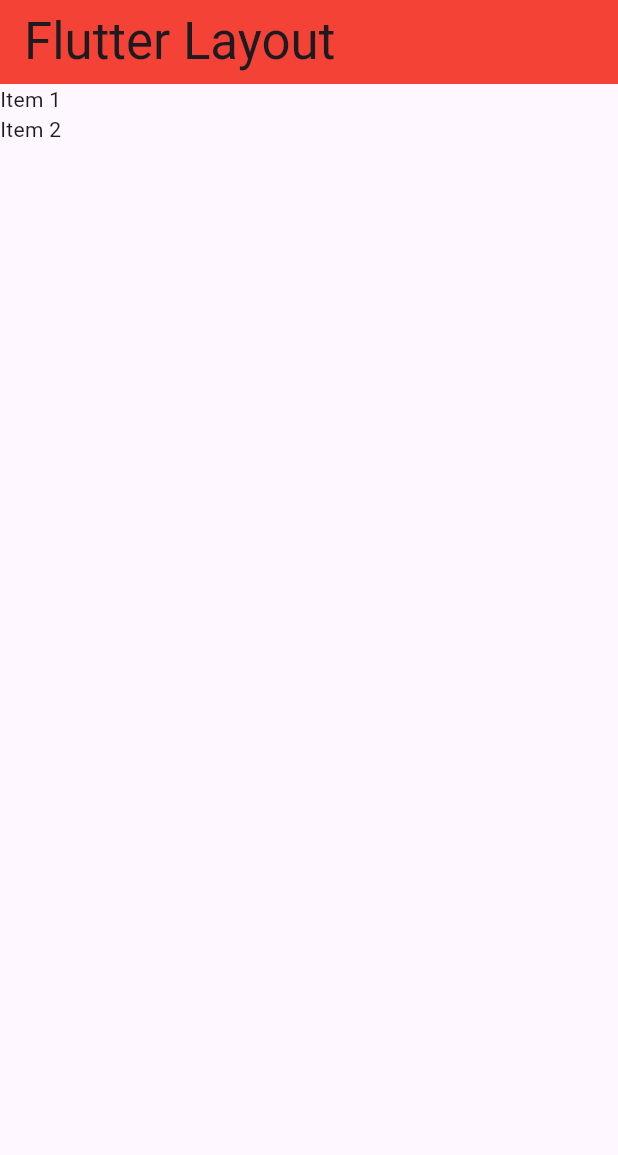
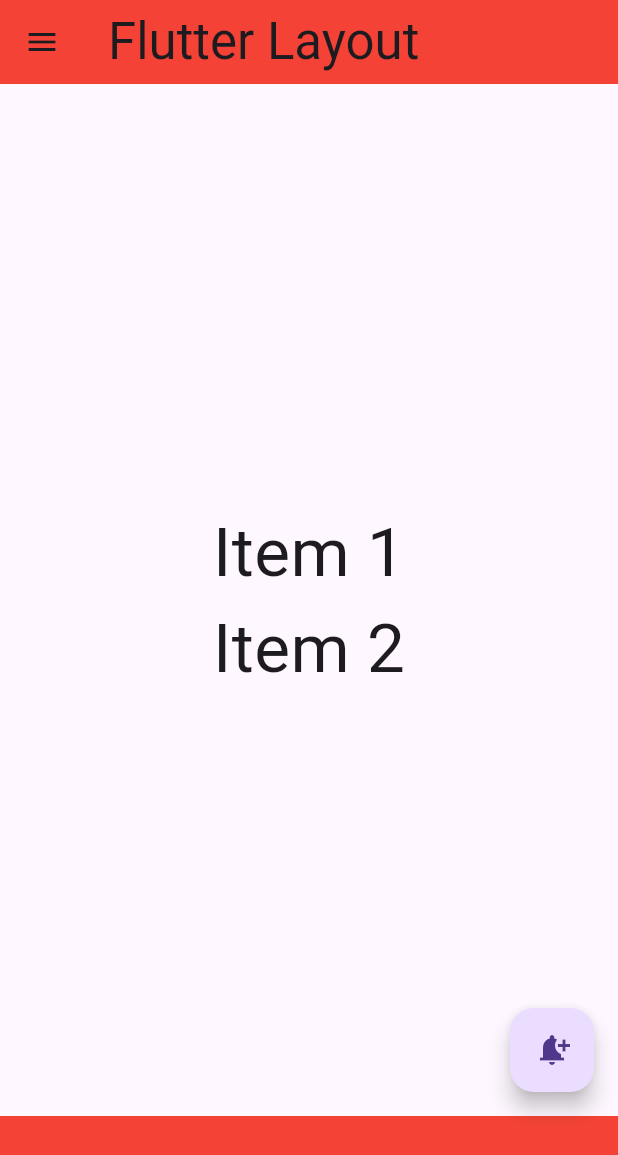
Before and after one commit to Navpreet114/flutter_layout, a Flutter app: the screen it shows after launch, on a phone screen of 412 x 824 dp. Shown: the top 1155 px of the screen. Run offline on Flutter 3.47's test engine with Material 3 defaults, Android fonts, the phone set to English and light mode, and no system bars.

Commit message:
first commit

```diff
--- a/lib/main.dart
+++ b/lib/main.dart
@@ -18,13 +18,47 @@ class MainApp extends StatelessWidget {
             style: TextStyle(fontSize: 34),
           ),
         ),
-        body: const Column(
-          children: [
-            Text('Item 1'),
-            Text('Item 2'),
-          ],
+        body: const Center(
+          child: Column(
+            mainAxisAlignment: MainAxisAlignment.center,
+            crossAxisAlignment: CrossAxisAlignment.center,
+            children: [
+              Text(
+                'Item 1',
+                style: TextStyle(fontSize: 45),
+              ),
+              Text(
+                'Item 2',
+                style: TextStyle(fontSize: 45),
+              ),
+            ],
+          ),
+        ),
+        drawer: const Drawer(),
+        floatingActionButton: const FloatingActionButton(
+          onPressed: null,
+          child: Icon(Icons.notification_add),
+        ),
+        bottomNavigationBar: const BottomAppBar(
+          color: Colors.red,
         ),
       ),
     );
   }
 }
+
+/* BottomNavigationBar(currentIndex: 0, items: const [
+          BottomNavigationBarItem(
+            icon: Icon(Icons.home),
+            label: 'Home',
+          ),
+          BottomNavigationBarItem(
+            icon: Icon(Icons.settings),
+            label: 'Settings',
+          ),
+          BottomNavigationBarItem(
+            icon: Icon(Icons.search),
+            label: 'Search',
+          ),
+        ]),
+*/
```
